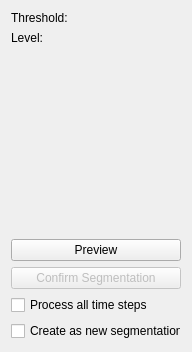
MITK/MITK, file Modules/SegmentationUI/Qmitk/QmitkWatershedToolGUIControls.ui: the form before one commit.
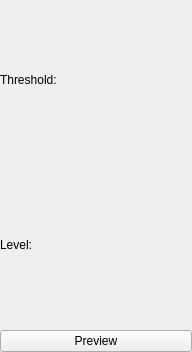
The form after the commit. Custom widgets are drawn as their Qt base class.

Commit message: Refactored QmitkWatershedToolGUI to use QmitkAutoMLSegmentationToolGUIBase and to remove redundant code

```diff
--- a/Modules/SegmentationUI/Qmitk/QmitkWatershedToolGUIControls.ui
+++ b/Modules/SegmentationUI/Qmitk/QmitkWatershedToolGUIControls.ui
@@ -32,6 +32,18 @@
    <string>QmitkOtsuToolWidget</string>
   </property>
   <layout class="QVBoxLayout" name="verticalLayout">
+   <property name="leftMargin">
+    <number>0</number>
+   </property>
+   <property name="topMargin">
+    <number>0</number>
+   </property>
+   <property name="rightMargin">
+    <number>0</number>
+   </property>
+   <property name="bottomMargin">
+    <number>0</number>
+   </property>
    <item>
     <layout class="QGridLayout" name="advancedSettingsLayout">
      <item row="1" column="0">
@@ -62,22 +74,6 @@
      </item>
     </layout>
    </item>
-   <item>
-    <widget class="QmitkSimpleLabelSetListWidget" name="m_selectionListWidget" native="true">
-     <property name="sizePolicy">
-      <sizepolicy hsizetype="Minimum" vsizetype="MinimumExpanding">
-       <horstretch>0</horstretch>
-       <verstretch>0</verstretch>
-      </sizepolicy>
-     </property>
-     <property name="maximumSize">
-      <size>
-       <width>10000000</width>
-       <height>10000000</height>
-      </size>
-     </property>
-    </widget>
-   </item>
    <item>
     <widget class="QPushButton" name="previewButton">
      <property name="sizePolicy">
@@ -97,57 +93,10 @@
      </property>
     </widget>
    </item>
-   <item>
-    <widget class="QPushButton" name="m_ConfSegButton">
-     <property name="enabled">
-      <bool>false</bool>
-     </property>
-     <property name="sizePolicy">
-      <sizepolicy hsizetype="Minimum" vsizetype="Fixed">
-       <horstretch>0</horstretch>
-       <verstretch>0</verstretch>
-      </sizepolicy>
-     </property>
-     <property name="maximumSize">
-      <size>
-       <width>100000</width>
-       <height>16777215</height>
-      </size>
-     </property>
-     <property name="text">
-      <string>Confirm Segmentation</string>
-     </property>
-    </widget>
-   </item>
-   <item>
-    <widget class="QCheckBox" name="m_CheckProcessAll">
-     <property name="toolTip">
-      <string>Process/overwrite all time steps of the dynamic segmentation and not just the currently visible time step.</string>
-     </property>
-     <property name="text">
-      <string>Process all time steps</string>
-     </property>
-    </widget>
-   </item>
-   <item>
-    <widget class="QCheckBox" name="m_CheckCreateNew">
-     <property name="toolTip">
-      <string>Add the confirmed segmentation as a new segmentation instead of overwriting the currently selected.</string>
-     </property>
-     <property name="text">
-      <string>Create as new segmentation</string>
-     </property>
-    </widget>
-   </item>
   </layout>
  </widget>
  <layoutdefault spacing="6" margin="11"/>
  <customwidgets>
-  <customwidget>
-   <class>QmitkSimpleLabelSetListWidget</class>
-   <extends>QWidget</extends>
-   <header>QmitkSimpleLabelSetListWidget.h</header>
-  </customwidget>
   <customwidget>
    <class>ctkSliderWidget</class>
    <extends>QWidget</extends>
```
The commit also changes 2 other files.
